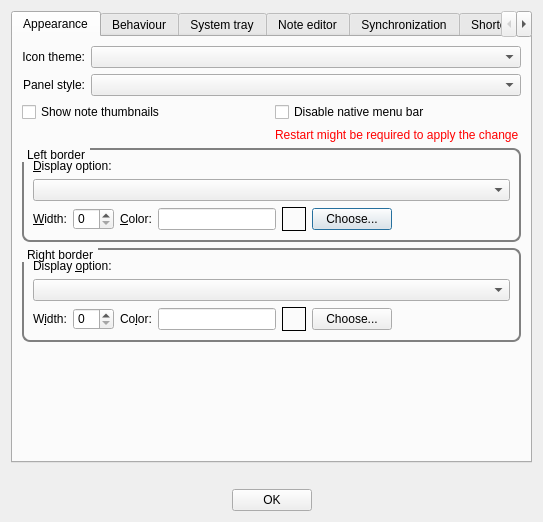
Before: the Qt Designer form lib/preferences/PreferencesDialog.ui in d1vanov/quentier, drawn with Qt 5.
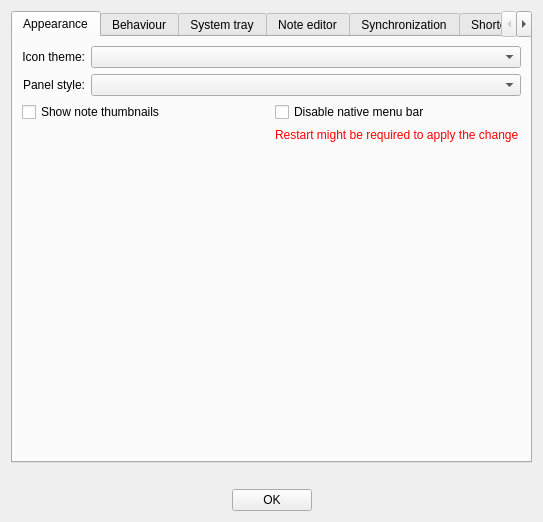
After: the same form once the commit is applied. Custom widgets are drawn as their Qt base class.

Commit message: Remove side borders, instead simply add some padding with stylesheets or otherwise

The edit to the form file:
```diff
--- a/lib/preferences/PreferencesDialog.ui
+++ b/lib/preferences/PreferencesDialog.ui
@@ -117,220 +117,6 @@
          </item>
         </layout>
        </item>
-       <item>
-        <widget class="QGroupBox" name="leftMainWindowBorderGroupBox">
-         <property name="styleSheet">
-          <string notr="true">QGroupBox {
-border: 2px solid gray;
-border-radius: 8px;
-margin-top: 1ex;
-}
-
-QGroupBox::title {
-subcontrol-origin: margin;
-subcontrol-position: top left;
-padding: 0 3px;
-}</string>
-         </property>
-         <property name="title">
-          <string>Left border</string>
-         </property>
-         <layout class="QVBoxLayout" name="verticalLayout">
-          <item>
-           <widget class="QLabel" name="leftMainWindowBorderOptionLabel">
-            <property name="text">
-             <string>&amp;Display option:</string>
-            </property>
-            <property name="buddy">
-             <cstring>leftMainWindowBorderOptionComboBox</cstring>
-            </property>
-           </widget>
-          </item>
-          <item>
-           <widget class="QComboBox" name="leftMainWindowBorderOptionComboBox"/>
-          </item>
-          <item>
-           <layout class="QHBoxLayout" name="leftMainWindowBorderColorWidthHorizontalLayout">
-            <item>
-             <widget class="QLabel" name="leftMainWindowBorderWidthLabel">
-              <property name="text">
-               <string>&amp;Width:</string>
-              </property>
-              <property name="buddy">
-               <cstring>leftMainWindowBorderWidthSpinBox</cstring>
-              </property>
-             </widget>
-            </item>
-            <item>
-             <widget class="QSpinBox" name="leftMainWindowBorderWidthSpinBox"/>
-            </item>
-            <item>
-             <widget class="QLabel" name="leftMainWindowBorderColorLabel">
-              <property name="text">
-               <string>&amp;Color:</string>
-              </property>
-              <property name="buddy">
-               <cstring>leftMainWindowBorderColorLineEdit</cstring>
-              </property>
-             </widget>
-            </item>
-            <item>
-             <widget class="QLineEdit" name="leftMainWindowBorderColorLineEdit"/>
-            </item>
-            <item>
-             <widget class="QFrame" name="leftMainWindowBorderColorDemoFrame">
-              <property name="minimumSize">
-               <size>
-                <width>24</width>
-                <height>24</height>
-               </size>
-              </property>
-              <property name="maximumSize">
-               <size>
-                <width>24</width>
-                <height>24</height>
-               </size>
-              </property>
-              <property name="frameShape">
-               <enum>QFrame::Box</enum>
-              </property>
-              <property name="frameShadow">
-               <enum>QFrame::Plain</enum>
-              </property>
-             </widget>
-            </item>
-            <item>
-             <widget class="QPushButton" name="leftMainWindowBorderColorPushButton">
-              <property name="text">
-               <string>Choose...</string>
-              </property>
-             </widget>
-            </item>
-            <item>
-             <spacer name="leftMainWindowBorderWidthColorHorizontalSpacer">
-              <property name="orientation">
-               <enum>Qt::Horizontal</enum>
-              </property>
-              <property name="sizeHint" stdset="0">
-               <size>
-                <width>40</width>
-                <height>20</height>
-               </size>
-              </property>
-             </spacer>
-            </item>
-           </layout>
-          </item>
-         </layout>
-        </widget>
-       </item>
-       <item>
-        <widget class="QGroupBox" name="rightMainWindowBorderGroupBox">
-         <property name="styleSheet">
-          <string notr="true">QGroupBox {
-border: 2px solid gray;
-border-radius: 8px;
-margin-top: 1ex;
-}
-
-QGroupBox::title {
-subcontrol-origin: margin;
-subcontrol-position: top left;
-padding: 0 3px;
-}</string>
-         </property>
-         <property name="title">
-          <string>Right border</string>
-         </property>
-         <layout class="QVBoxLayout" name="verticalLayout_8">
-          <item>
-           <widget class="QLabel" name="rightMainWindowBorderOptionLabel">
-            <property name="text">
-             <string>Display &amp;option:</string>
-            </property>
-            <property name="buddy">
-             <cstring>rightMainWindowBorderOptionComboBox</cstring>
-            </property>
-           </widget>
-          </item>
-          <item>
-           <widget class="QComboBox" name="rightMainWindowBorderOptionComboBox"/>
-          </item>
-          <item>
-           <layout class="QHBoxLayout" name="rightMainWindowBorderColorWidthHorizontalLayout">
-            <item>
-             <widget class="QLabel" name="rightMainWindowBorderWidthLabel">
-              <property name="text">
-               <string>W&amp;idth:</string>
-              </property>
-              <property name="buddy">
-               <cstring>rightMainWindowBorderWidthSpinBox</cstring>
-              </property>
-             </widget>
-            </item>
-            <item>
-             <widget class="QSpinBox" name="rightMainWindowBorderWidthSpinBox"/>
-            </item>
-            <item>
-             <widget class="QLabel" name="rightMainWindowBorderColorLabel">
-              <property name="text">
-               <string>Co&amp;lor:</string>
-              </property>
-              <property name="buddy">
-               <cstring>rightMainWindowBorderColorLineEdit</cstring>
-              </property>
-             </widget>
-            </item>
-            <item>
-             <widget class="QLineEdit" name="rightMainWindowBorderColorLineEdit"/>
-            </item>
-            <item>
-             <widget class="QFrame" name="rightMainWindowBorderColorDemoFrame">
-              <property name="minimumSize">
-               <size>
-                <width>24</width>
-                <height>24</height>
-               </size>
-              </property>
-              <property name="maximumSize">
-               <size>
-                <width>24</width>
-                <height>24</height>
-               </size>
-              </property>
-              <property name="frameShape">
-               <enum>QFrame::Box</enum>
-              </property>
-              <property name="frameShadow">
-               <enum>QFrame::Plain</enum>
-              </property>
-             </widget>
-            </item>
-            <item>
-             <widget class="QPushButton" name="rightMainWindowBorderColorPushButton">
-              <property name="text">
-               <string>Choose...</string>
-              </property>
-             </widget>
-            </item>
-            <item>
-             <spacer name="rightMainWindowBorderWidthColorHorizontalSpacer">
-              <property name="orientation">
-               <enum>Qt::Horizontal</enum>
-              </property>
-              <property name="sizeHint" stdset="0">
-               <size>
-                <width>40</width>
-                <height>20</height>
-               </size>
-              </property>
-             </spacer>
-            </item>
-           </layout>
-          </item>
-         </layout>
-        </widget>
-       </item>
        <item>
         <spacer name="appearanceTabVerticalSpacer">
          <property name="orientation">
```
The commit also changes 14 other files.
